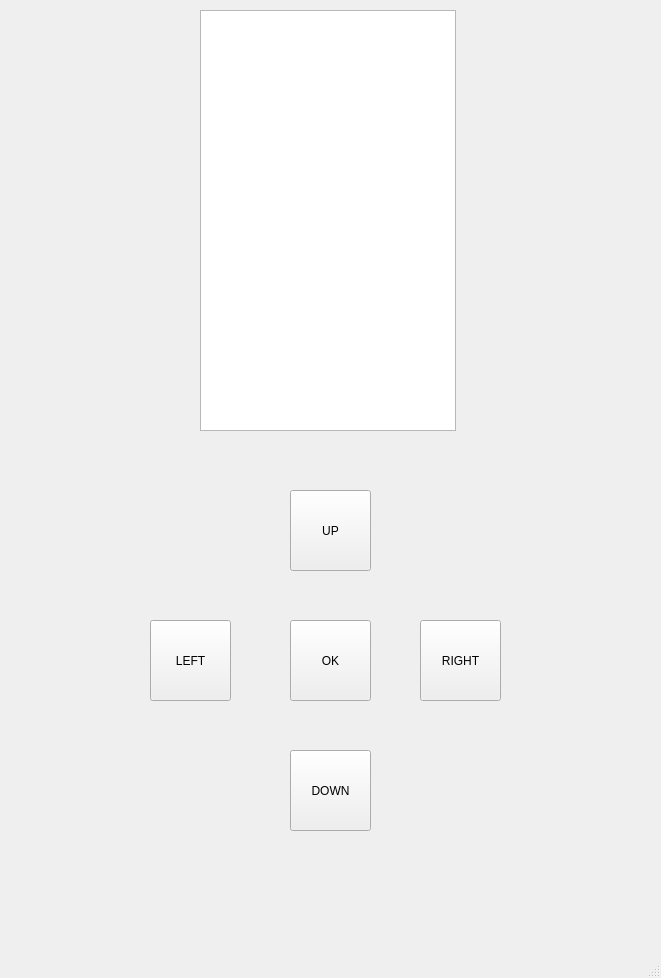
The window that DenaSimulator/denasimulator.ui (biaochen1/comp-3004-teamproject) describes before a commit, drawn with Qt 5.
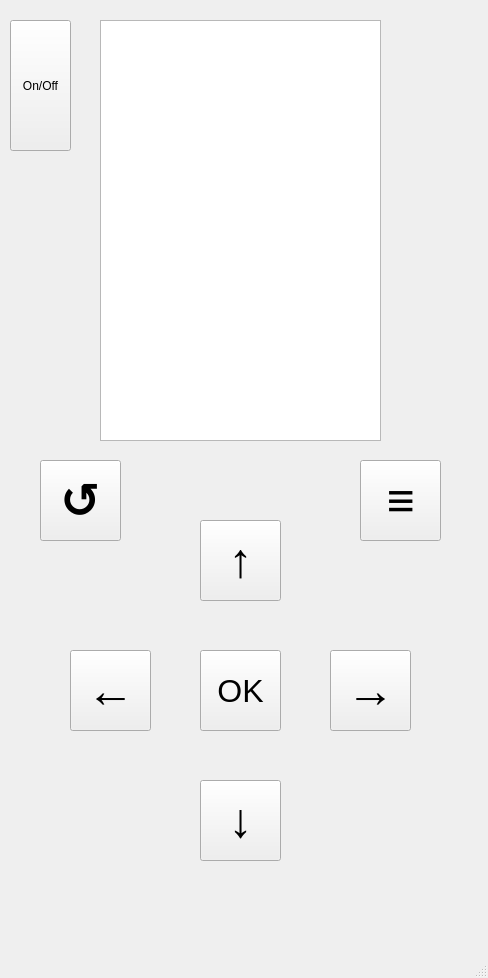
The same window after the commit.

Commit message: merging MED, Settings, and Frequency Pages into current project

```diff
--- a/DenaSimulator/denasimulator.ui
+++ b/DenaSimulator/denasimulator.ui
@@ -6,7 +6,7 @@
    <rect>
     <x>0</x>
     <y>0</y>
-    <width>661</width>
+    <width>488</width>
     <height>978</height>
    </rect>
   </property>
@@ -17,48 +17,63 @@
    <widget class="QPushButton" name="downButton">
     <property name="geometry">
      <rect>
-      <x>290</x>
-      <y>750</y>
+      <x>200</x>
+      <y>780</y>
       <width>81</width>
       <height>81</height>
      </rect>
     </property>
+    <property name="font">
+     <font>
+      <pointsize>36</pointsize>
+     </font>
+    </property>
     <property name="text">
-     <string>DOWN</string>
+     <string>↓</string>
     </property>
    </widget>
    <widget class="QPushButton" name="rightButton">
     <property name="geometry">
      <rect>
-      <x>420</x>
-      <y>620</y>
+      <x>330</x>
+      <y>650</y>
       <width>81</width>
       <height>81</height>
      </rect>
     </property>
+    <property name="font">
+     <font>
+      <pointsize>36</pointsize>
+     </font>
+    </property>
     <property name="text">
-     <string>RIGHT</string>
+     <string>→</string>
     </property>
    </widget>
    <widget class="QPushButton" name="upButton">
     <property name="geometry">
      <rect>
-      <x>290</x>
-      <y>490</y>
+      <x>200</x>
+      <y>520</y>
       <width>81</width>
       <height>81</height>
      </rect>
     </property>
+    <property name="font">
+     <font>
+      <pointsize>36</pointsize>
+     </font>
+    </property>
     <property name="text">
-     <string>UP</string>
+     <string>↑</string>
     </property>
    </widget>
    <widget class="QTableView" name="mainMenu">
     <property name="geometry">
      <rect>
-      <x>200</x>
-      <y>10</y>
-      <width>256</width>
+      <x>100</x>
+      <y>20</y>
+      <width>281</width>
       <height>421</height>
      </rect>
     </property>
@@ -66,29 +81,118 @@
    <widget class="QPushButton" name="leftButton">
     <property name="geometry">
      <rect>
-      <x>150</x>
-      <y>620</y>
+      <x>70</x>
+      <y>650</y>
       <width>81</width>
       <height>81</height>
      </rect>
     </property>
+    <property name="font">
+     <font>
+      <pointsize>36</pointsize>
+     </font>
+    </property>
     <property name="text">
-     <string>LEFT</string>
+     <string>←</string>
     </property>
    </widget>
    <widget class="QPushButton" name="confirmButton">
     <property name="geometry">
      <rect>
-      <x>290</x>
-      <y>620</y>
+      <x>200</x>
+      <y>650</y>
       <width>81</width>
       <height>81</height>
      </rect>
     </property>
+    <property name="font">
+     <font>
+      <pointsize>24</pointsize>
+     </font>
+    </property>
     <property name="text">
      <string>OK</string>
     </property>
    </widget>
+   <widget class="QPushButton" name="powerButton">
+    <property name="geometry">
+     <rect>
+      <x>10</x>
+      <y>20</y>
+      <width>61</width>
+      <height>131</height>
+     </rect>
+    </property>
+    <property name="text">
+     <string>On/Off</string>
+    </property>
+   </widget>
+   <widget class="QPushButton" name="returnButton">
+    <property name="geometry">
+     <rect>
+      <x>40</x>
+      <y>460</y>
+      <width>81</width>
+      <height>81</height>
+     </rect>
+    </property>
+    <property name="font">
+     <font>
+      <pointsize>36</pointsize>
+      <weight>75</weight>
+      <bold>true</bold>
+     </font>
+    </property>
+    <property name="cursor">
+     <cursorShape>PointingHandCursor</cursorShape>
+    </property>
+    <property name="text">
+     <string>↺</string>
+    </property>
+   </widget>
+   <widget class="QPushButton" name="mainMenuButton">
+    <property name="geometry">
+     <rect>
+      <x>360</x>
+      <y>460</y>
+      <width>81</width>
+      <height>81</height>
+     </rect>
+    </property>
+    <property name="font">
+     <font>
+      <pointsize>36</pointsize>
+      <weight>75</weight>
+      <bold>true</bold>
+     </font>
+    </property>
+    <property name="cursor">
+     <cursorShape>PointingHandCursor</cursorShape>
+    </property>
+    <property name="text">
+     <string>≡</string>
+    </property>
+   </widget>
+   <widget class="QTableView" name="settingsMenu">
+    <property name="geometry">
+     <rect>
+      <x>100</x>
+      <y>20</y>
+      <width>281</width>
+      <height>421</height>
+     </rect>
+    </property>
+   </widget>
+   <widget class="QTableView" name="freqMenu">
+    <property name="geometry">
+     <rect>
+      <x>100</x>
+      <y>20</y>
+      <width>281</width>
+      <height>421</height>
+     </rect>
+    </property>
+   </widget>
   </widget>
   <widget class="QMenuBar" name="menubar">
    <property name="geometry">
```
Left out of the diff: 2 changed lines with no effect on the pictures. The commit also changes 2 other files.
